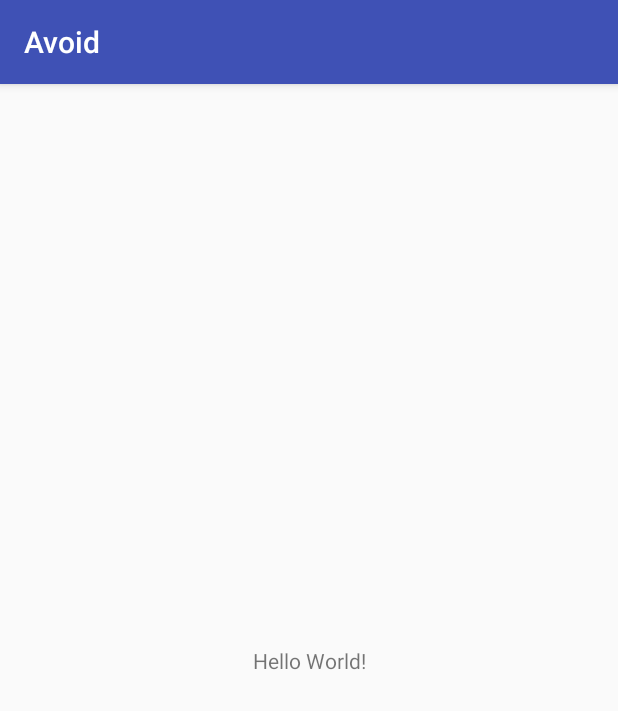
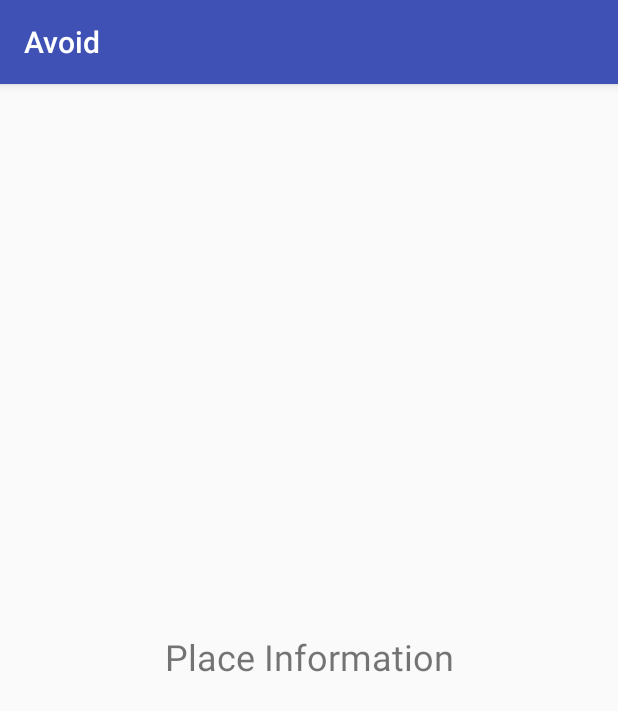
Before and after one commit to cpe305/spring2017-project-michellesfc, an Android app: the screen it shows after launch (MainActivity), on a phone screen of 412 x 824 dp. Shown: the top 711 px of the screen. Run offline under Robolectric (Android 15) with nearby library versions, the phone set to English and light mode, and no system bars; 1 statement that could not run was skipped.

Commit message:
Adding place picker

```diff
--- a/app/build.gradle
+++ b/app/build.gradle
@@ -29,5 +29,6 @@ dependencies {
     })
     compile 'com.android.support:appcompat-v7:25.3.1'
     compile 'com.android.support.constraint:constraint-layout:1.0.2'
+    compile 'com.google.android.gms:play-services:10.2.1'
     testCompile 'junit:junit:4.12'
 }
--- a/app/src/main/AndroidManifest.xml
+++ b/app/src/main/AndroidManifest.xml
@@ -9,6 +9,12 @@
         android:roundIcon="@mipmap/ic_launcher_round"
         android:supportsRtl="true"
         android:theme="@style/AppTheme">
+        <meta-data
+            android:name="com.google.android.geo.API_KEY"
+            android:value="AIzaSyC2sNzHoR3n0fq1ryhxFWhM9qBlG62Q88Q"/>
+        <meta-data
+            android:name="com.google.android.gms.version"
+            android:value="@integer/google_play_services_version" />
         <activity android:name=".MainActivity">
             <intent-filter>
                 <action android:name="android.intent.action.MAIN" />
--- a/app/src/main/res/layout/activity_main.xml
+++ b/app/src/main/res/layout/activity_main.xml
@@ -7,12 +7,17 @@
     tools:context="com.example.michellegu.avoid.MainActivity">
 
     <TextView
+        android:id="@+id/placeTextView"
         android:layout_width="wrap_content"
         android:layout_height="wrap_content"
-        android:text="Hello World!"
+        android:layout_marginBottom="8dp"
+        android:text="Place Information"
+        android:textSize="24sp"
         app:layout_constraintBottom_toBottomOf="parent"
+        app:layout_constraintHorizontal_bias="0.501"
         app:layout_constraintLeft_toLeftOf="parent"
         app:layout_constraintRight_toRightOf="parent"
-        app:layout_constraintTop_toTopOf="parent" />
+        app:layout_constraintTop_toTopOf="parent"
+        app:layout_constraintVertical_bias="0.502" />
 
 </android.support.constraint.ConstraintLayout>
--- a/app/src/main/res/values/strings.xml
+++ b/app/src/main/res/values/strings.xml
@@ -1,3 +1,17 @@
 <resources>
     <string name="app_name">Avoid</string>
+    <string name="default_place_text">Select a place to get started</string>
+    <string name="place_details">
+    <![CDATA[
+        <b>%1$s</b>
+        <br/>
+        <i>Place Id: %2$s</i>
+        <br/>
+        Address: %3$s
+        <br/>
+        Phone: %4$s
+        <br/>
+        Website: %5$s
+    ]]>
+    </string>
 </resources>
```
Also changed, not shown: app/src/main/java/com/example/michellegu/avoid/MainActivity.java (+58 -0 lines).
